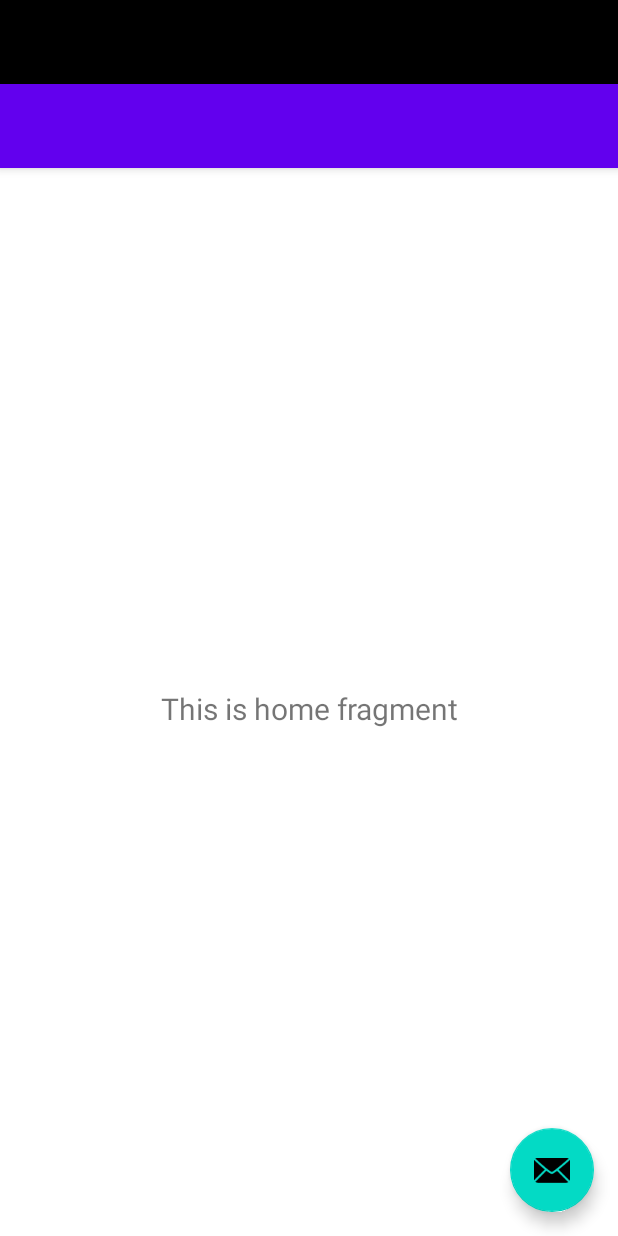
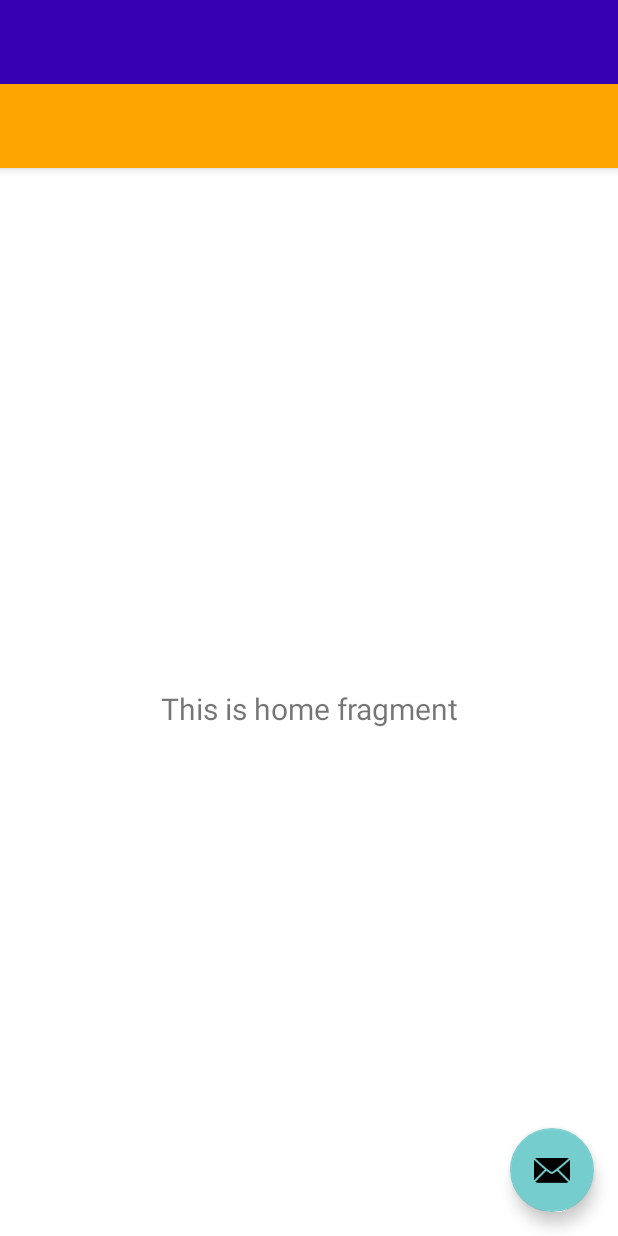
Before and after one commit to Bloomooo/ApiApp, an Android app: the layout activity_main.xml on its own in the app's theme, with its tools: preview values and no code run, on a phone screen of 412 x 824 dp. Run offline under Robolectric (Android 15) with nearby library versions, the phone set to English and light mode, and no system bars.

Commit message:
Menu bar ver 1

```diff
--- a/app/src/main/AndroidManifest.xml
+++ b/app/src/main/AndroidManifest.xml
@@ -6,9 +6,8 @@
         android:allowBackup="true"
         android:dataExtractionRules="@xml/data_extraction_rules"
         android:fullBackupContent="@xml/backup_rules"
-        android:icon="@mipmap/ic_launcher"
+        android:icon="@mipmap/icon"
         android:label="@string/app_name"
-        android:roundIcon="@mipmap/ic_launcher_round"
         android:supportsRtl="true"
         android:theme="@style/Theme.Yanisenzoprojetapi"
         tools:targetApi="31">
@@ -19,8 +18,8 @@
             android:theme="@style/Theme.Yanisenzoprojetapi.NoActionBar">
             <intent-filter>
                 <action android:name="android.intent.action.MAIN" />
-
                 <category android:name="android.intent.category.LAUNCHER" />
+                <data android:scheme="projectmyanimelist" />
             </intent-filter>
         </activity>
     </application>
--- a/app/src/main/res/layout/activity_main.xml
+++ b/app/src/main/res/layout/activity_main.xml
@@ -14,7 +14,7 @@
         android:layout_width="match_parent"
         android:layout_height="match_parent" />
 
-    <com.google.android.material.navigation.NavigationView
+     <com.google.android.material.navigation.NavigationView
         android:id="@+id/nav_view"
         android:layout_width="wrap_content"
         android:layout_height="match_parent"
--- a/app/src/main/res/layout/nav_header_main.xml
+++ b/app/src/main/res/layout/nav_header_main.xml
@@ -18,7 +18,7 @@
         android:layout_height="wrap_content"
         android:contentDescription="@string/nav_header_desc"
         android:paddingTop="@dimen/nav_header_vertical_spacing"
-        app:srcCompat="@mipmap/ic_launcher_round" />
+        app:srcCompat="@drawable/ic_icon_nobg" />
 
     <TextView
         android:layout_width="match_parent"
--- a/app/src/main/res/menu/activity_main_drawer.xml
+++ b/app/src/main/res/menu/activity_main_drawer.xml
@@ -6,15 +6,11 @@
     <group android:checkableBehavior="single">
         <item
             android:id="@+id/nav_home"
-            android:icon="@drawable/ic_menu_camera"
-            android:title="@string/menu_home" />
+            android:icon="@drawable/ic_menu_profil"
+            android:title="Profil"/>
         <item
             android:id="@+id/nav_gallery"
-            android:icon="@drawable/ic_menu_gallery"
-            android:title="@string/menu_gallery" />
-        <item
-            android:id="@+id/nav_slideshow"
-            android:icon="@drawable/ic_menu_slideshow"
-            android:title="@string/menu_slideshow" />
+            android:icon="@drawable/ic_menu_liste"
+            android:title="Ma liste" />
     </group>
 </menu>
--- a/app/src/main/res/values/colors.xml
+++ b/app/src/main/res/values/colors.xml
@@ -7,4 +7,10 @@
     <color name="teal_700">#FF018786</color>
     <color name="black">#FF000000</color>
     <color name="white">#FFFFFFFF</color>
+    <color name="pink">#F9968B</color>
+    <color name="orange">#FFA500</color>
+    <color name="orangeVariant">#F27438</color>
+    <color name="gray">#26474E</color>
+    <color name="cyan">#76CDCD</color>
+    <color name="cyanVariant">#2CCED2</color>
 </resources>
--- a/app/src/main/res/values/themes.xml
+++ b/app/src/main/res/values/themes.xml
@@ -1,13 +1,13 @@
 <resources xmlns:tools="http://schemas.android.com/tools">
     <!-- Base application theme. -->
-    <style name="Theme.Yanisenzoprojetapi" parent="Theme.MaterialComponents.DayNight.DarkActionBar">
+    <style name="Theme.Yanisenzoprojetapi" parent="Theme.MaterialComponents.Light">
         <!-- Primary brand color. -->
-        <item name="colorPrimary">@color/purple_500</item>
-        <item name="colorPrimaryVariant">@color/purple_700</item>
+        <item name="colorPrimary">@color/orange</item>
+        <item name="colorPrimaryVariant">@color/orangeVariant</item>
         <item name="colorOnPrimary">@color/white</item>
         <!-- Secondary brand color. -->
-        <item name="colorSecondary">@color/teal_200</item>
-        <item name="colorSecondaryVariant">@color/teal_700</item>
+        <item name="colorSecondary">@color/cyan</item>
+        <item name="colorSecondaryVariant">@color/cyanVariant</item>
         <item name="colorOnSecondary">@color/black</item>
         <!-- Status bar color. -->
         <item name="android:statusBarColor">?attr/colorPrimaryVariant</item>
@@ -19,7 +19,7 @@
         <item name="windowNoTitle">true</item>
     </style>
 
-    <style name="Theme.Yanisenzoprojetapi.AppBarOverlay" parent="ThemeOverlay.AppCompat.Dark.ActionBar" />
+    <style name="Theme.Yanisenzoprojetapi.AppBarOverlay" parent="ThemeOverlay.AppCompat.Light" />
 
     <style name="Theme.Yanisenzoprojetapi.PopupOverlay" parent="ThemeOverlay.AppCompat.Light" />
 </resources>
```
Also changed, not shown: app/src/main/res/drawable/side_nav_bar.xml (+4 -4 lines), app/src/main/res/drawable/ic_icon_nobg.png (added), app/src/main/res/drawable/ic_menu_liste.png (added), app/src/main/res/drawable/ic_menu_profil.png (added), app/src/main/res/mipmap-hdpi/icon.png (added), 1 other file.
